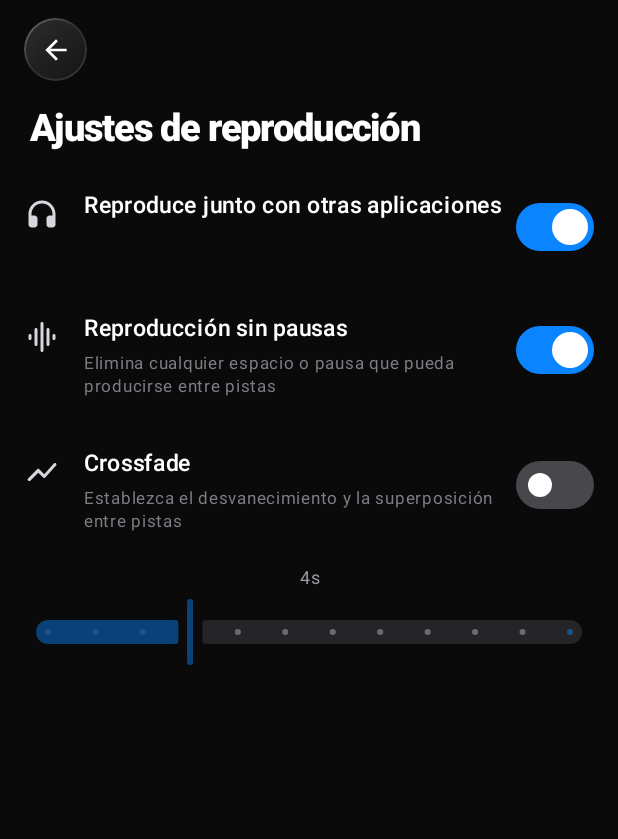
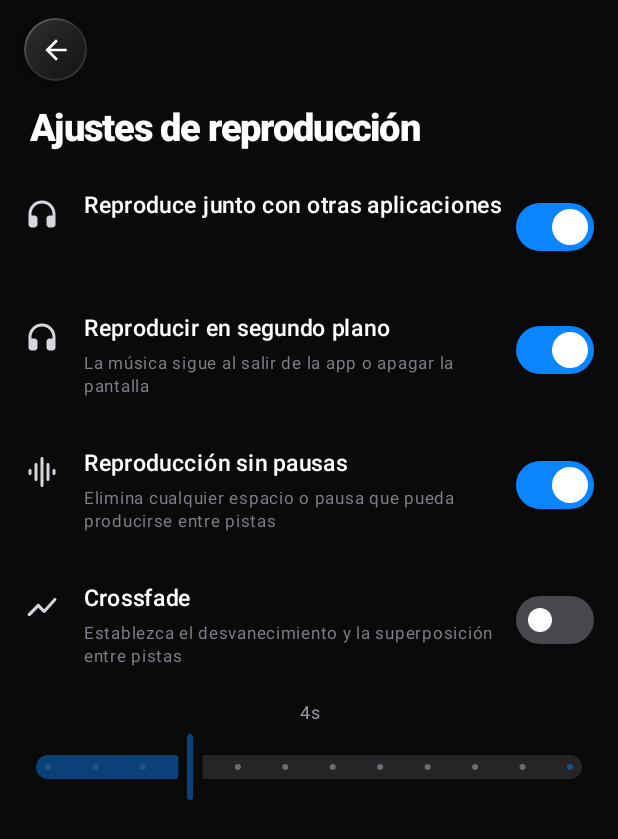
Before and after one commit to Diego-VM-x/musicplayer, an Android app built with Jetpack Compose: the PlaybackSettingsScreen screen opened through its navigation route, on a phone screen of 412 x 824 dp. Shown: the top 839 px of the screen. Run offline under Robolectric (Android 15) with nearby library versions, the phone set to English and light mode, and no system bars; our stand-ins replace Dagger/Hilt's generated code, Timber; libraries missing offline, so code that uses them is left out: androidx.palette.graphics; 4 statements that could not run were skipped.

Commit message:
fix(player): mini-player acotado, EQ persistente, segundo plano y controles visibles

```diff
--- a/core/datastore/src/main/java/com/larkplayer/core/datastore/SettingsDataStore.kt
+++ b/core/datastore/src/main/java/com/larkplayer/core/datastore/SettingsDataStore.kt
@@ -32,6 +32,7 @@ class SettingsDataStore @Inject constructor(
         val REPEAT_MODE = intPreferencesKey("repeat_mode")
         val GAPLESS = booleanPreferencesKey("gapless")
         val PLAY_WITH_OTHERS = booleanPreferencesKey("play_with_others")
+        val BACKGROUND_PLAYBACK = booleanPreferencesKey("background_playback")
         val CROSSFADE_ENABLED = booleanPreferencesKey("crossfade_enabled")
         val CROSSFADE_SECONDS = intPreferencesKey("crossfade_seconds")
         val SLEEP_TIMER_MIN = intPreferencesKey("sleep_timer_min")
@@ -58,6 +59,7 @@ class SettingsDataStore @Inject constructor(
     val repeatMode: Flow<Int> = context.settingsDataStore.data.map { p -> p[Keys.REPEAT_MODE] ?: 0 }
     val gapless: Flow<Boolean> = context.settingsDataStore.data.map { p -> p[Keys.GAPLESS] ?: true }
     val playWithOthers: Flow<Boolean> = context.settingsDataStore.data.map { p -> p[Keys.PLAY_WITH_OTHERS] ?: true }
+    val backgroundPlayback: Flow<Boolean> = context.settingsDataStore.data.map { p -> p[Keys.BACKGROUND_PLAYBACK] ?: true }
     val crossfadeEnabled: Flow<Boolean> = context.settingsDataStore.data.map { p -> p[Keys.CROSSFADE_ENABLED] ?: false }
     val crossfadeSeconds: Flow<Int> = context.settingsDataStore.data.map { p -> p[Keys.CROSSFADE_SECONDS] ?: 4 }
     val sleepTimerMinutes: Flow<Int> = context.settingsDataStore.data.map { p -> p[Keys.SLEEP_TIMER_MIN] ?: 0 }
@@ -76,6 +78,7 @@ class SettingsDataStore @Inject constructor(
     suspend fun setRepeatMode(mode: Int) = edit { it[Keys.REPEAT_MODE] = mode }
     suspend fun setGapless(enabled: Boolean) = edit { it[Keys.GAPLESS] = enabled }
     suspend fun setPlayWithOthers(enabled: Boolean) = edit { it[Keys.PLAY_WITH_OTHERS] = enabled }
+    suspend fun setBackgroundPlayback(enabled: Boolean) = edit { it[Keys.BACKGROUND_PLAYBACK] = enabled }
     suspend fun setCrossfadeEnabled(enabled: Boolean) = edit { it[Keys.CROSSFADE_ENABLED] = enabled }
     suspend fun setCrossfadeSeconds(seconds: Int) = edit { it[Keys.CROSSFADE_SECONDS] = seconds.coerceIn(1, 12) }
     suspend fun setSleepTimer(minutes: Int) = edit { it[Keys.SLEEP_TIMER_MIN] = minutes }
--- a/feature/settings/src/main/java/com/larkplayer/feature/settings/SettingsViewModel.kt
+++ b/feature/settings/src/main/java/com/larkplayer/feature/settings/SettingsViewModel.kt
@@ -15,6 +15,7 @@ import javax.inject.Inject
 
 data class PlaybackSettings(
     val playWithOthers: Boolean = true,
+    val backgroundPlayback: Boolean = true,
     val gapless: Boolean = true,
     val crossfade: Boolean = false,
     val crossfadeSeconds: Int = 4,
@@ -47,21 +48,26 @@ class SettingsViewModel @Inject constructor(
         viewModelScope, SharingStarted.WhileSubscribed(5_000), 0,
     )
 
+    // `combine` supports up to 5 sources, so the notification flag is merged last.
     val playback: StateFlow<PlaybackSettings> = combine(
+        combine(
             dataStore.playWithOthers,
+            dataStore.backgroundPlayback,
             dataStore.gapless,
             dataStore.crossfadeEnabled,
             dataStore.crossfadeSeconds,
-        dataStore.notificationPlayback,
-    ) { together, gapless, crossfade, seconds, notif ->
+        ) { together, background, gapless, crossfade, seconds ->
             PlaybackSettings(
                 playWithOthers = together,
+                backgroundPlayback = background,
                 gapless = gapless,
                 crossfade = crossfade,
                 crossfadeSeconds = seconds,
-            notificationPlayback = notif,
             )
-    }.stateIn(viewModelScope, SharingStarted.WhileSubscribed(5_000), PlaybackSettings())
+        },
+        dataStore.notificationPlayback,
+    ) { base, notif -> base.copy(notificationPlayback = notif) }
+        .stateIn(viewModelScope, SharingStarted.WhileSubscribed(5_000), PlaybackSettings())
 
     val notificationLockScreen: StateFlow<Boolean> = dataStore.notificationLockScreen.stateIn(
         viewModelScope, SharingStarted.WhileSubscribed(5_000), true,
@@ -73,6 +79,7 @@ class SettingsViewModel @Inject constructor(
     fun setAccentColor(argb: Long) = viewModelScope.launch { dataStore.setAccentColor(argb) }
     fun setGapless(enabled: Boolean) = viewModelScope.launch { dataStore.setGapless(enabled) }
     fun setPlayWithOthers(enabled: Boolean) = viewModelScope.launch { dataStore.setPlayWithOthers(enabled) }
+    fun setBackgroundPlayback(enabled: Boolean) = viewModelScope.launch { dataStore.setBackgroundPlayback(enabled) }
     fun setCrossfade(enabled: Boolean) = viewModelScope.launch { dataStore.setCrossfadeEnabled(enabled) }
     fun setCrossfadeSeconds(seconds: Int) = viewModelScope.launch { dataStore.setCrossfadeSeconds(seconds) }
     fun setLanguage(tag: String) = viewModelScope.launch { dataStore.setLanguage(tag) }
--- a/feature/settings/src/main/java/com/larkplayer/feature/settings/ui/PlaybackSettingsScreen.kt
+++ b/feature/settings/src/main/java/com/larkplayer/feature/settings/ui/PlaybackSettingsScreen.kt
@@ -1,5 +1,10 @@
 package com.larkplayer.feature.settings.ui
 
+import android.content.Intent
+import android.net.Uri
+import android.os.Build
+import android.os.PowerManager
+import android.provider.Settings
 import androidx.compose.foundation.layout.Spacer
 import androidx.compose.foundation.layout.fillMaxWidth
 import androidx.compose.foundation.layout.height
@@ -16,6 +21,7 @@ import androidx.compose.runtime.Composable
 import androidx.compose.runtime.getValue
 import androidx.compose.ui.Alignment
 import androidx.compose.ui.Modifier
+import androidx.compose.ui.platform.LocalContext
 import androidx.compose.ui.text.style.TextAlign
 import androidx.compose.ui.unit.dp
 import androidx.compose.ui.unit.sp
@@ -32,6 +38,7 @@ fun PlaybackSettingsScreen(
 ) {
     val playback by viewModel.playback.collectAsStateWithLifecycle()
     val accent = MaterialTheme.colorScheme.primary
+    val context = LocalContext.current
 
     SettingsPage(title = "Ajustes de reproducción", onBack = onBack) {
         PlayToggleRow(
@@ -39,6 +46,32 @@ fun PlaybackSettingsScreen(
             title = "Reproduce junto con otras aplicaciones",
             checked = playback.playWithOthers,
             onCheckedChange = viewModel::setPlayWithOthers,
+            accent = accent,
+        )
+
+        Spacer(Modifier.height(26.dp))
+
+        PlayToggleRow(
+            icon = Icons.Rounded.Headphones,
+            title = "Reproducir en segundo plano",
+            subtitle = "La música sigue al salir de la app o apagar la pantalla",
+            checked = playback.backgroundPlayback,
+            onCheckedChange = { enabled ->
+                viewModel.setBackgroundPlayback(enabled)
+                if (enabled && Build.VERSION.SDK_INT >= Build.VERSION_CODES.M) {
+                    runCatching {
+                        val pm = context.getSystemService(PowerManager::class.java)
+                        if (pm?.isIgnoringBatteryOptimizations(context.packageName) == false) {
+                            context.startActivity(
+                                Intent(
+                                    Settings.ACTION_REQUEST_IGNORE_BATTERY_OPTIMIZATIONS,
+                                    Uri.parse("package:${context.packageName}"),
+                                ),
+                            )
+                        }
+                    }
+                }
+            },
             accent = accent,
         )
 
```
Also changed, not shown: feature/equalizer/src/main/java/com/larkplayer/feature/equalizer/EqualizerViewModel.kt (+33 -8 lines), feature/equalizer/src/main/java/com/larkplayer/feature/equalizer/ui/EqualizerSheet.kt (+4 -3 lines), feature/player/src/main/java/com/larkplayer/feature/player/PlaybackService.kt (+14 -3 lines), feature/player/src/main/java/com/larkplayer/feature/player/ui/MiniPlayer.kt (+4 -3 lines), feature/player/src/main/java/com/larkplayer/feature/player/ui/PlayerScreen.kt (+8 -1 lines), 3 other files. Lines whose indentation alone changed are shown as unchanged.
